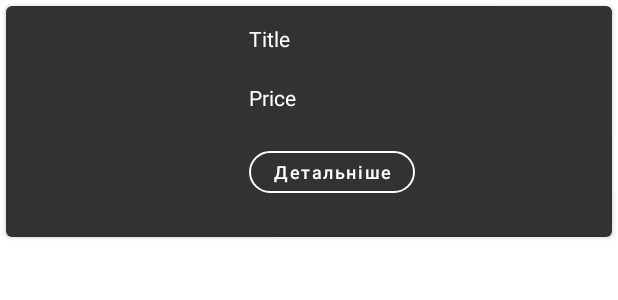
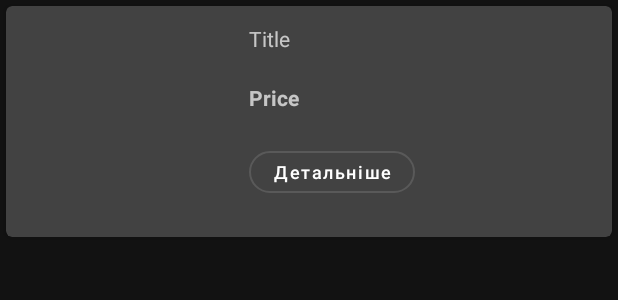
Before and after one commit to Yulia2120/NumismatistApp, an Android app: the layout card_item.xml on its own in the app's theme, with its tools: preview values and no code run, on a phone screen of 412 x 824 dp. Shown: the top 300 px of the screen. Run offline under Robolectric (Android 15) with nearby library versions, the phone set to English and light mode, and no system bars.

Commit message:
change color themes

```diff
--- a/app/build.gradle
+++ b/app/build.gradle
@@ -39,4 +39,5 @@ dependencies {
     testImplementation 'junit:junit:4.13.2'
     androidTestImplementation 'androidx.test.ext:junit:1.1.5'
     androidTestImplementation 'androidx.test.espresso:espresso-core:3.5.1'
+
 }
--- a/app/src/main/java/com/obushko/numismatistapp/ListAdapter.java
+++ b/app/src/main/java/com/obushko/numismatistapp/ListAdapter.java
@@ -13,6 +13,7 @@ import android.widget.TextView;
 import android.widget.Toast;
 
 import androidx.annotation.NonNull;
+import androidx.cardview.widget.CardView;
 import androidx.recyclerview.widget.RecyclerView;
 
 import com.squareup.picasso.Picasso;
@@ -30,6 +31,8 @@ public class ListAdapter extends RecyclerView.Adapter<ListAdapter.ListViewHolder
 
     private Context context;
     private final ArrayList<ListItem> lists;
+
+
 
     public ListAdapter(Context context, ArrayList<ListItem> lists) {
         this.context = context;
@@ -51,6 +54,7 @@ public class ListAdapter extends RecyclerView.Adapter<ListAdapter.ListViewHolder
         String urlImage = currentItem.getUrlImage();
         String title = currentItem.getTitle();
         String price = currentItem.getPrice();
+        boolean currentTheme = currentItem.getCurrentTheme();
 
         Picasso.get().load(urlImage).into(holder.imageView);
         holder.textViewTitle.setText(title);
--- a/app/src/main/res/layout/card_item.xml
+++ b/app/src/main/res/layout/card_item.xml
@@ -1,46 +1,46 @@
 <?xml version="1.0" encoding="utf-8"?>
 <androidx.cardview.widget.CardView xmlns:android="http://schemas.android.com/apk/res/android"
+    xmlns:app="http://schemas.android.com/apk/res-auto"
+    android:id="@+id/cardView"
     android:layout_width="match_parent"
     android:layout_height="wrap_content"
-    xmlns:app="http://schemas.android.com/apk/res-auto"
     android:layout_margin="4dp"
     app:cardCornerRadius="4dp">
 
     <LinearLayout
         android:layout_width="match_parent"
         android:layout_height="wrap_content"
-        android:background="@color/back_card"
         android:padding="12dp">
 
         <ImageView
             android:id="@+id/imageView"
             android:layout_width="130dp"
             android:layout_height="130dp"
-            android:layout_gravity="center"
-            >
-        </ImageView>
+            android:layout_gravity="center" />
 
 
         <LinearLayout
-        android:orientation="vertical"
+            android:layout_width="match_parent"
+            android:layout_height="wrap_content"
             android:layout_marginStart="20dp"
-        android:layout_width="match_parent"
-        android:layout_height="wrap_content">
+            android:orientation="vertical">
+
             <TextView
                 android:id="@+id/textViewTitle"
                 android:layout_width="wrap_content"
                 android:layout_height="wrap_content"
-            android:textColor="@color/white"
                 android:layout_marginBottom="20dp"
-            android:text="Title"/>
+                android:text="Title"
+                />
 
             <TextView
                 android:id="@+id/textViewPrice"
                 android:layout_width="wrap_content"
                 android:layout_height="wrap_content"
-            android:textColor="@color/white"
                 android:layout_marginBottom="20dp"
-            android:text="Price"/>
+                android:text="Price"
+                android:textStyle="bold"
+                />
 
             <Button
                 android:id="@+id/buttonText"
@@ -49,14 +49,12 @@
                 android:layout_height="40dp"
                 android:text="Детальніше"
                 android:textAllCaps="false"
-            android:textColor="@color/white"
                 android:textSize="12sp"
                 app:cornerRadius="16dp"
-            app:strokeColor="#ffffff" />
+                 />
         </LinearLayout>
 
     </LinearLayout>
 
 
-
 </androidx.cardview.widget.CardView>
--- /dev/null
+++ b/app/src/main/res/values-night/colors.xml
@@ -0,0 +1,5 @@
+<?xml version="1.0" encoding="utf-8"?>
+<resources>
+    <color name="textColor">#fff</color>
+
+</resources>
--- a/app/src/main/res/values-night/themes.xml
+++ b/app/src/main/res/values-night/themes.xml
@@ -2,7 +2,7 @@
     <!-- Base application theme. -->
     <style name="Theme.NumismatistApp" parent="Theme.MaterialComponents.DayNight.DarkActionBar">
         <!-- Primary brand color. -->
-        <item name="colorPrimary">@color/purple_200</item>
+        <item name="colorPrimary">@color/white</item>
         <item name="colorPrimaryVariant">@color/purple_700</item>
         <item name="colorOnPrimary">@color/black</item>
         <!-- Secondary brand color. -->
--- a/app/src/main/res/values/colors.xml
+++ b/app/src/main/res/values/colors.xml
@@ -9,4 +9,6 @@
     <color name="white">#FFFFFFFF</color>
     <color name="back">#222222</color>
     <color name="back_card">#323232</color>
+
+    <color name="textColor">#000000</color>
 </resources>
--- a/app/src/main/res/values/themes.xml
+++ b/app/src/main/res/values/themes.xml
@@ -13,4 +13,7 @@
         <item name="android:statusBarColor">?attr/colorPrimaryVariant</item>
         <!-- Customize your theme here. -->
     </style>
+    <style name="textView_style">
+        <item name="android:textColor">@color/back</item>
+    </style>
 </resources>
```
Also changed, not shown: app/src/main/java/com/obushko/numismatistapp/ListItem.java (+9 -3 lines), app/src/main/java/com/obushko/numismatistapp/MainActivity.java (+66 -41 lines), app/src/main/res/layout/activity_main.xml (+14 -2 lines), app/src/main/res/menu/main_menu.xml (added, +12 -0 lines), build.gradle (line endings or trailing spaces). Lines whose indentation alone changed are shown as unchanged.
